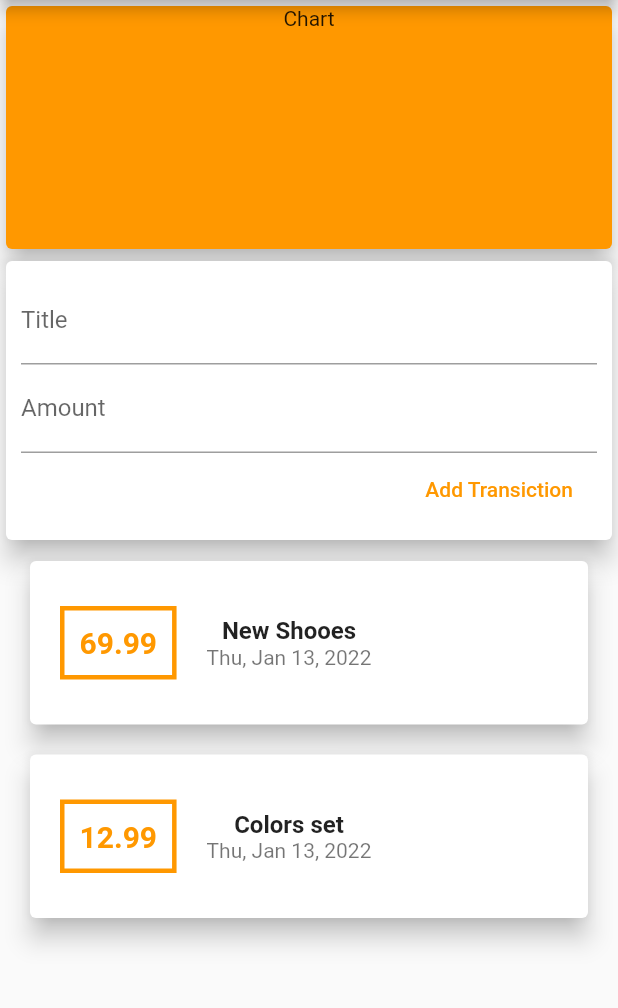
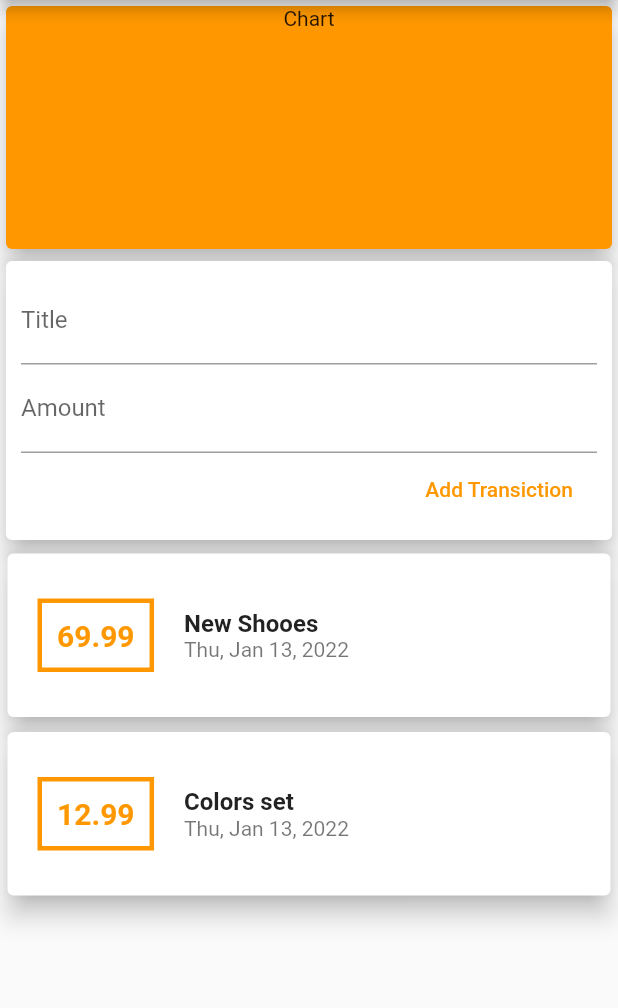
Before and after one commit to youhaveme9/expense-tracker-app, a Flutter app: the screen it shows after launch, on a phone screen of 412 x 824 dp, the part 84-1092 px from its top. Run offline on Flutter 3.47's test engine with Material 2 defaults, Android fonts, the phone set to English and light mode, and no system bars.

Commit message:
added widget

```diff
--- a/lib/expanse_card.dart
+++ /dev/null
@@ -1,67 +0,0 @@
-import 'package:flutter/material.dart';
-import 'package:intl/intl.dart';
-
-class ExpenseCard extends StatelessWidget {
-  final double amount;
-  final DateTime date;
-  final String title;
-
-  ExpenseCard({
-    required this.amount,
-    required this.date,
-    required this.title,
-  });
-
-  @override
-  Widget build(BuildContext context) {
-    return Card(
-      elevation: 7,
-      margin: const EdgeInsets.symmetric(
-        horizontal: 20,
-        vertical: 10,
-      ),
-      child: Row(
-        children: <Widget>[
-          Container(
-            decoration: BoxDecoration(
-              border: Border.all(
-                color: Colors.orange,
-                width: 3,
-              ),
-            ),
-            padding: const EdgeInsets.all(10),
-            margin: const EdgeInsets.symmetric(
-              vertical: 30,
-              horizontal: 20,
-            ),
-            child: Text(
-              amount.toString(),
-              style: const TextStyle(
-                fontWeight: FontWeight.bold,
-                fontSize: 20,
-                color: Colors.orange,
-              ),
-            ),
-          ),
-          Column(
-            children: <Widget>[
-              Text(
-                title,
-                style: const TextStyle(
-                  fontWeight: FontWeight.w700,
-                  fontSize: 16,
-                ),
-              ),
-              Text(
-                DateFormat.yMMMEd().format(date),
-                style: const TextStyle(color: Colors.black54),
-              )
-            ],
-          ),
-        ],
-      ),
-    );
-  }
-}
-
-class $ {}
--- a/lib/main.dart
+++ b/lib/main.dart
@@ -1,8 +1,5 @@
-// ignore_for_file: prefer_const_constructors
-
 import 'package:flutter/material.dart';
-import './models/transaction.dart';
-import './expanse_card.dart';
+import './widgets/expanse_card.dart';
 
 void main() => runApp(MyApp());
 
@@ -17,21 +14,6 @@ class MyApp extends StatelessWidget {
 }
 
 class MyHomePage extends StatelessWidget {
-  final List<Transaction> transaction = [
-    Transaction(
-      id: 't1',
-      title: 'New Shooes',
-      amount: 69.99,
-      date: DateTime.now(),
-    ),
-    Transaction(
-      id: 't2',
-      title: 'Colors set',
-      amount: 12.99,
-      date: DateTime.now(),
-    ),
-  ];
-
   final titleController = TextEditingController();
   final amountController = TextEditingController();
 
@@ -72,15 +54,15 @@ class MyHomePage extends StatelessWidget {
                 crossAxisAlignment: CrossAxisAlignment.end,
                 children: <Widget>[
                   TextField(
-                    decoration: InputDecoration(labelText: 'Title'),
+                    decoration: const InputDecoration(labelText: 'Title'),
                     controller: titleController,
                   ),
                   TextField(
-                    decoration: InputDecoration(labelText: 'Amount'),
+                    decoration: const InputDecoration(labelText: 'Amount'),
                     controller: amountController,
                   ),
                   FlatButton(
-                    child: Text('Add Transiction'),
+                    child: const Text('Add Transiction'),
                     onPressed: press,
                     textColor: Colors.orange,
                   )
@@ -88,15 +70,7 @@ class MyHomePage extends StatelessWidget {
               ),
             ),
           ),
-          Column(
-            children: transaction.map((tx) {
-              return ExpenseCard(
-                amount: tx.amount,
-                date: tx.date,
-                title: tx.title,
-              );
-            }).toList(),
-          ),
+          ExpenseCard(),
         ],
       ),
     );
--- /dev/null
+++ b/lib/widgets/expanse_card.dart
@@ -0,0 +1,82 @@
+import 'package:flutter/material.dart';
+import '../models/transaction.dart';
+import 'package:intl/intl.dart';
+
+class ExpenseCard extends StatefulWidget {
+  const ExpenseCard({Key? key}) : super(key: key);
+
+  @override
+  _ExpenseCardState createState() => _ExpenseCardState();
+}
+
+class _ExpenseCardState extends State<ExpenseCard> {
+  final List<Transaction> _userTransection = [
+    Transaction(
+      id: 't1',
+      title: 'New Shooes',
+      amount: 69.99,
+      date: DateTime.now(),
+    ),
+    Transaction(
+      id: 't2',
+      title: 'Colors set',
+      amount: 12.99,
+      date: DateTime.now(),
+    ),
+  ];
+  @override
+  Widget build(BuildContext context) {
+    return Column(
+      children: _userTransection.map((tx) {
+        return Card(
+          elevation: 7,
+          margin: const EdgeInsets.symmetric(
+            horizontal: 5,
+            vertical: 5,
+          ),
+          child: Row(
+            children: <Widget>[
+              Container(
+                decoration: BoxDecoration(
+                  border: Border.all(
+                    color: Colors.orange,
+                    width: 3,
+                  ),
+                ),
+                padding: const EdgeInsets.all(10),
+                margin: const EdgeInsets.symmetric(
+                  vertical: 30,
+                  horizontal: 20,
+                ),
+                child: Text(
+                  tx.amount.toString(),
+                  style: const TextStyle(
+                    fontWeight: FontWeight.bold,
+                    fontSize: 20,
+                    color: Colors.orange,
+                  ),
+                ),
+              ),
+              Column(
+                crossAxisAlignment: CrossAxisAlignment.start,
+                children: <Widget>[
+                  Text(
+                    tx.title,
+                    style: const TextStyle(
+                      fontWeight: FontWeight.w700,
+                      fontSize: 16,
+                    ),
+                  ),
+                  Text(
+                    DateFormat.yMMMEd().format(tx.date),
+                    style: const TextStyle(color: Colors.black54),
+                  )
+                ],
+              ),
+            ],
+          ),
+        );
+      }).toList(),
+    );
+  }
+}
```
Also changed, not shown: lib/widgets/new_transaction.dart (added), lib/widgets/user_transaction.dart (added).
